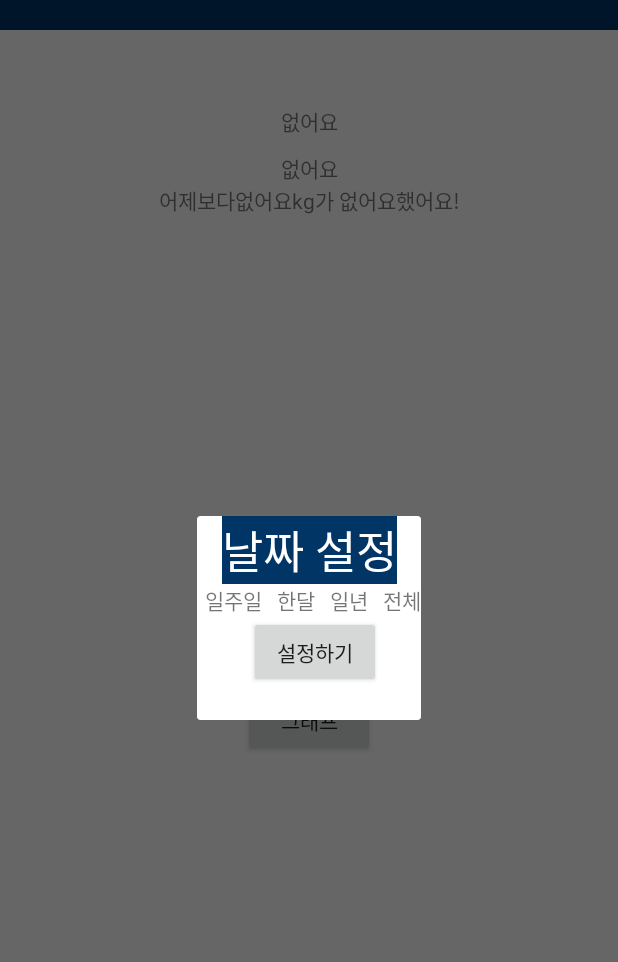
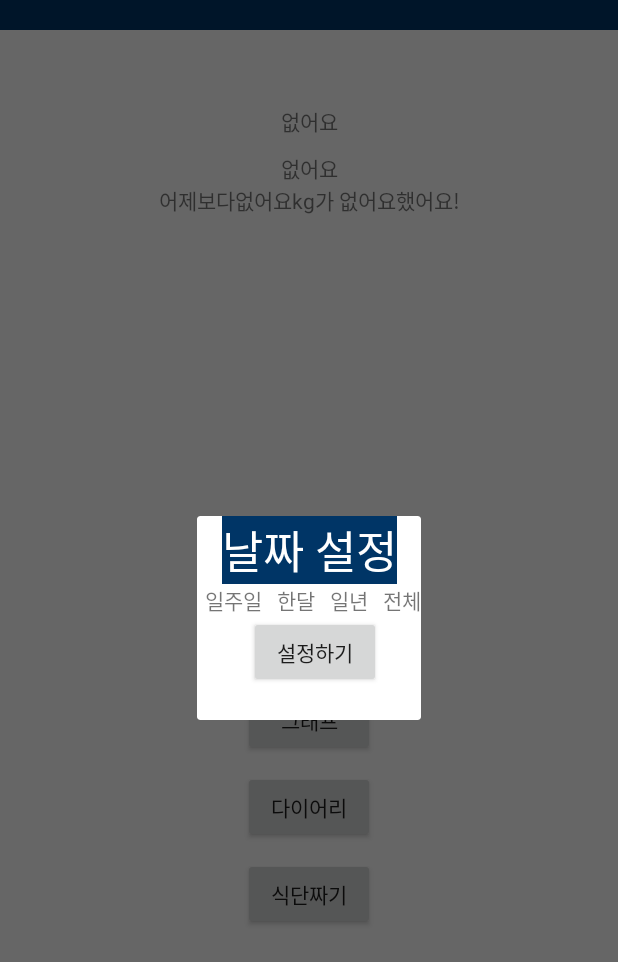
Before and after one commit to myfitroutine/myfitroutine, an Android app: the fragment FilterDateDialog placed in its activity, on a phone screen of 412 x 824 dp. Shown: the top 962 px of the screen. Run offline under Robolectric (Android 15) with nearby library versions, the phone set to English and light mode, and no system bars; our stand-ins replace Firebase (no records; nobody signed in at launch, a user with empty details on screens opened directly).

Commit message:
[Feat] 각 페이지 연결

```diff
--- a/app/src/main/java/com/bestteam/myfitroutine/Dialog/TodayWeightDialog.kt
+++ b/app/src/main/java/com/bestteam/myfitroutine/Dialog/TodayWeightDialog.kt
@@ -10,14 +10,10 @@ import androidx.fragment.app.DialogFragment
 import androidx.lifecycle.ViewModelProvider
 import androidx.lifecycle.lifecycleScope
 import com.bestteam.myfitroutine.Model.WeightData
-import com.bestteam.myfitroutine.Repository.MainRepository
 import com.bestteam.myfitroutine.View.MainFragment
 import com.bestteam.myfitroutine.ViewModel.MainViewModel
 import com.bestteam.myfitroutine.databinding.FragmentTodayWeightDialogBinding
-import com.google.firebase.Timestamp
 import kotlinx.coroutines.launch
-import java.text.SimpleDateFormat
-import java.util.Locale
 
 
 class TodayWeightDialog : DialogFragment() {
--- a/app/src/main/java/com/bestteam/myfitroutine/Repository/MainRepository.kt
+++ b/app/src/main/java/com/bestteam/myfitroutine/Repository/MainRepository.kt
@@ -3,8 +3,13 @@ package com.bestteam.myfitroutine.Repository
 import android.os.Build
 import android.util.Log
 import androidx.annotation.RequiresApi
+import com.bestteam.myfitroutine.Dialog.GetGoalWeightDialog
+import com.bestteam.myfitroutine.MainActivity
 import com.bestteam.myfitroutine.Model.WeightData
+import com.bestteam.myfitroutine.SignUp.UserData
+import com.bestteam.myfitroutine.View.MainFragment
 import com.google.firebase.Timestamp
+import com.google.firebase.auth.FirebaseAuth
 import com.google.firebase.firestore.FirebaseFirestore
 import kotlinx.coroutines.tasks.await
 import java.text.SimpleDateFormat
@@ -20,12 +25,18 @@ interface MainRepository {
     suspend fun getCurrentDate(): String
     suspend fun getYesterdayDate(): String
     suspend fun getWeightGap(): WeightData?
+    suspend fun setGoalWeight(callback: (Boolean) -> Unit)
 
     suspend fun getWeightDataForLastDays(days: Int): List<WeightData>
 }
 class MainRepositoryImpl (db: FirebaseFirestore): MainRepository {
+    private var auth: FirebaseAuth
 
-    private val collection = db.collection("uni")
+    init {
+        auth = FirebaseAuth.getInstance()
+    }
+    private val userUid = auth.currentUser?.uid.toString()
+    private val collection = db.collection(userUid)
 
 
 
@@ -64,13 +75,15 @@ class MainRepositoryImpl (db: FirebaseFirestore): MainRepository {
 
         return document.toObject(WeightData::class.java)
     }
+
     @RequiresApi(Build.VERSION_CODES.O)
-    override suspend fun getYesterdayWeight(): WeightData?{
+    override suspend fun getYesterdayWeight(): WeightData? {
         val yesterday = getYesterdayDate()
         val document = collection.document(yesterday).get().await()
         Log.d("nyh", "getYesterdayWeight repo: $yesterday")
         return document.toObject((WeightData::class.java))
     }
+
     @RequiresApi(Build.VERSION_CODES.O)
     override suspend fun getWeightGap(): WeightData? {
         val yesterdayWeight = getYesterdayWeight()?.weight
@@ -82,7 +95,7 @@ class MainRepositoryImpl (db: FirebaseFirestore): MainRepository {
         val weightGapValue = todayWeight - yesterdayWeight
         val currentDate = getCurrentDate()
 
-        return WeightData("",weightGapValue,currentDate)
+        return WeightData("", weightGapValue, currentDate)
 
         Log.d("nyh", "getWeightGap: $weightGapValue")
     }
@@ -100,4 +113,25 @@ class MainRepositoryImpl (db: FirebaseFirestore): MainRepository {
 
         return querySnapshot.documents.mapNotNull { it.toObject(WeightData::class.java) }
     }
+
+    override suspend fun setGoalWeight(callback: (Boolean) -> Unit) {
+        val fireStore = FirebaseFirestore.getInstance()
+        val UserData = fireStore.collection("UserData")
+        val document = UserData.document(userUid)
+
+        try {
+            document.get().addOnSuccessListener { snapshot ->
+                if (snapshot.exists()) {
+                    if (!snapshot.contains("goalWeight")) {
+                        callback.invoke(true)
+                    }
+                }
+            }.await()
+
+            callback.invoke(false)
+        } catch (e: Exception) {
+            Log.e("nyh", "repo Error in setGoalWeight", e)
+            callback.invoke(false)
+        }
+    }
 }
--- a/app/src/main/res/layout/fragment_main.xml
+++ b/app/src/main/res/layout/fragment_main.xml
@@ -94,5 +94,25 @@
             android:text="했어요!" />
     </LinearLayout>
 
+    <androidx.appcompat.widget.AppCompatButton
+        android:id="@+id/btn_diary"
+        android:layout_width="wrap_content"
+        android:layout_height="wrap_content"
+        android:text="다이어리"
+        android:layout_marginTop="10dp"
+        app:layout_constraintEnd_toEndOf="parent"
+        app:layout_constraintStart_toStartOf="parent"
+        app:layout_constraintTop_toBottomOf="@+id/btn_graph" />
+
+    <androidx.appcompat.widget.AppCompatButton
+        android:id="@+id/btn_meal"
+        android:layout_width="wrap_content"
+        android:layout_height="wrap_content"
+        android:text="식단짜기"
+        android:layout_marginTop="10dp"
+        app:layout_constraintEnd_toEndOf="parent"
+        app:layout_constraintStart_toStartOf="parent"
+        app:layout_constraintTop_toBottomOf="@+id/btn_diary" />
+
 
 </androidx.constraintlayout.widget.ConstraintLayout>
```
Also changed, not shown: app/src/main/AndroidManifest.xml (+8 -6 lines), app/src/main/java/com/bestteam/myfitroutine/View/MainFragment.kt (+16 -0 lines), app/src/main/java/com/bestteam/myfitroutine/ViewModel/MainViewModel.kt (+13 -0 lines).
